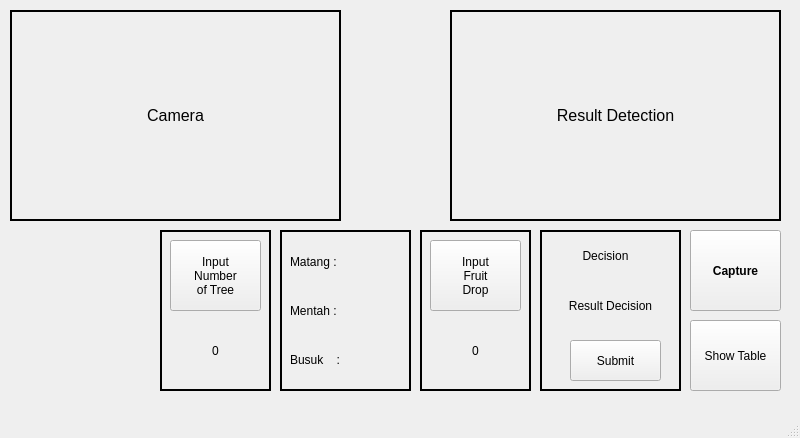
The window that code/APP800x480.ui (alldone03/SwtYL) describes before a commit, drawn with Qt 5.
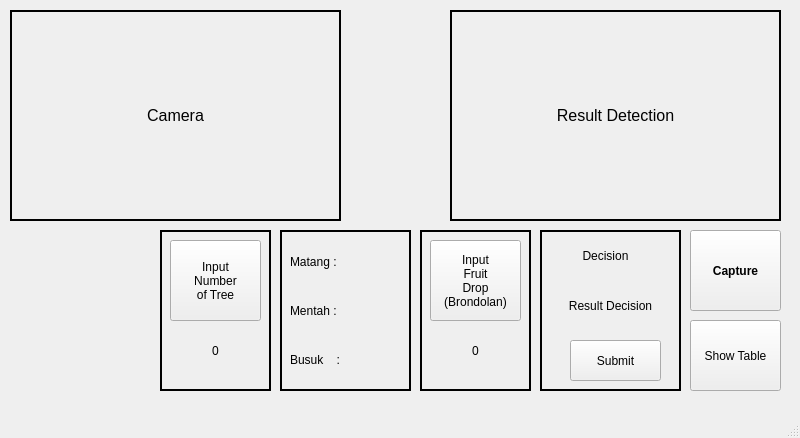
The same window after the commit. The open tabs and pages were chosen to show the change. Icons and pictures are not drawn.

```diff
--- a/code/APP800x480.ui
+++ b/code/APP800x480.ui
@@ -313,7 +313,7 @@
         <x>170</x>
         <y>230</y>
         <width>91</width>
-        <height>71</height>
+        <height>81</height>
        </rect>
       </property>
       <property name="sizePolicy">
@@ -367,13 +367,14 @@
         <x>430</x>
         <y>230</y>
         <width>91</width>
-        <height>71</height>
+        <height>81</height>
        </rect>
       </property>
       <property name="text">
        <string>Input 
 Fruit 
-Drop</string>
+Drop
+(Brondolan)</string>
       </property>
       <property name="checkable">
        <bool>true</bool>
```
Left out of the diff: 4 changed lines with no effect on the pictures.
